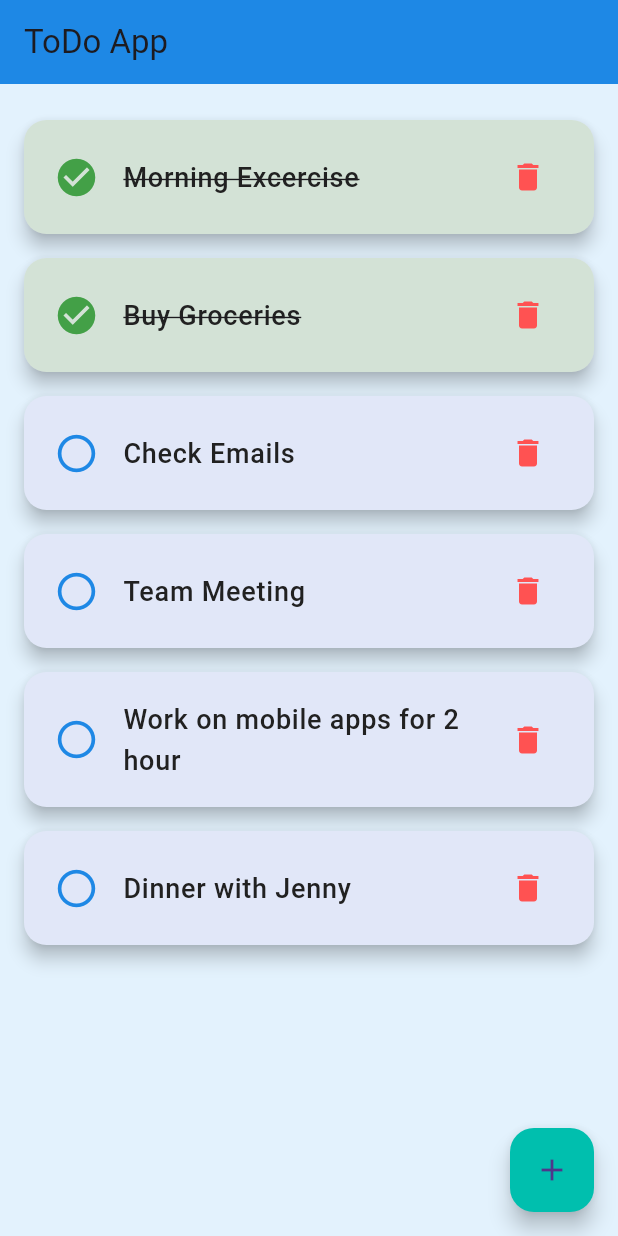
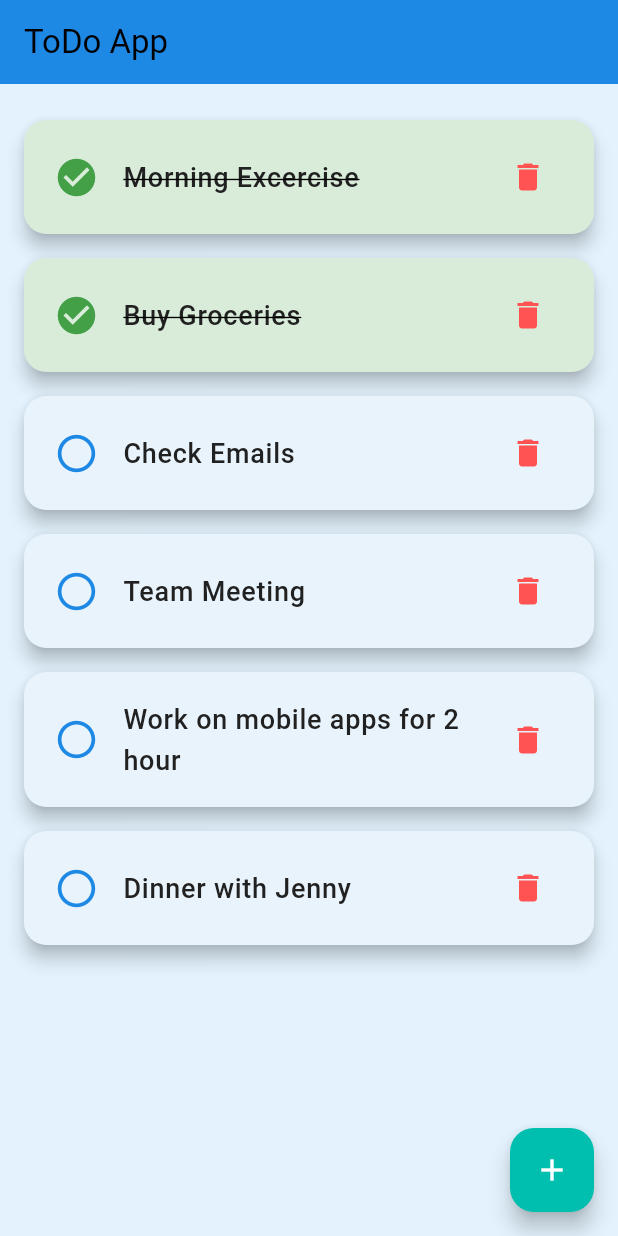
Before and after one commit to Abhi00315/To-Do-List, a Flutter app: the screen it shows after launch, on a phone screen of 412 x 824 dp. Run offline on Flutter 3.47's test engine with Material 3 defaults, Android fonts, the phone set to English and light mode, and no system bars.

Commit message:
Initial commit

```diff
--- a/lib/main.dart
+++ b/lib/main.dart
@@ -19,10 +19,20 @@ class MyApp extends StatelessWidget {
       debugShowCheckedModeBanner: false,
       title: 'ToDo App',
       theme: ThemeData(
-        primaryColor: primaryColor,
-        accentColor: secondaryColor,
-        backgroundColor: backgroundColor,
+        colorScheme: ColorScheme.fromSwatch(
+          primarySwatch: Colors.deepPurple, // Default swatch if primaryColor not used
+          accentColor: secondaryColor,
+        ).copyWith(
+          primary: primaryColor,
+          secondary: secondaryColor,
+          background: backgroundColor,
+        ),
+        scaffoldBackgroundColor: backgroundColor,
         fontFamily: 'Roboto',
+        textTheme: TextTheme(
+          bodyText1: TextStyle(color: textColor),
+          bodyText2: TextStyle(color: hintColor),
+        ),
       ),
       home: Home(),
     );
```
